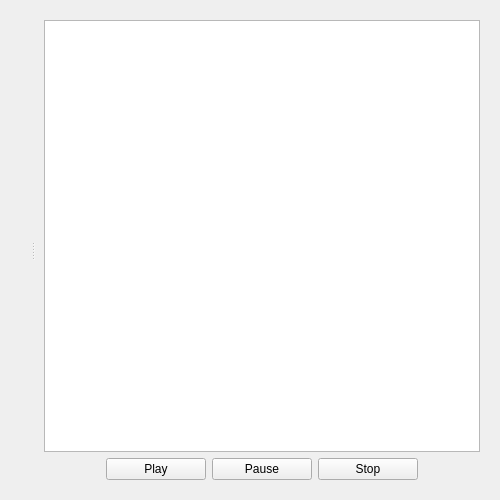
Old version of the form 2.x/UI/dooble_charts.ui in the repository textbrowser/dooble.
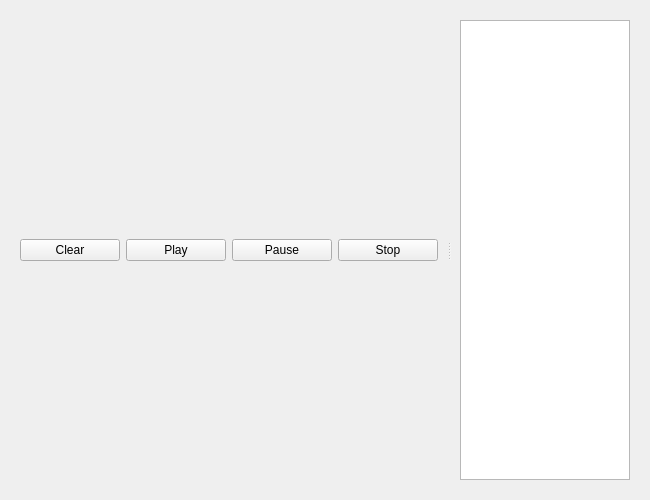
New version of the form.

The edit to the form file:
```diff
--- a/2.x/UI/dooble_charts.ui
+++ b/2.x/UI/dooble_charts.ui
@@ -6,7 +6,7 @@
    <rect>
     <x>0</x>
     <y>0</y>
-    <width>500</width>
+    <width>650</width>
     <height>500</height>
    </rect>
   </property>
@@ -23,26 +23,7 @@
       <property name="frameShadow">
        <enum>QFrame::Raised</enum>
       </property>
-      <layout class="QVBoxLayout" name="verticalLayout_4"/>
-     </widget>
-     <widget class="QFrame" name="settings_frame">
-      <property name="frameShadow">
-       <enum>QFrame::Raised</enum>
-      </property>
-      <layout class="QVBoxLayout" name="verticalLayout_2">
-       <item>
-        <widget class="QTreeView" name="properties">
-         <property name="alternatingRowColors">
-          <bool>true</bool>
-         </property>
-         <property name="selectionBehavior">
-          <enum>QAbstractItemView::SelectRows</enum>
-         </property>
-         <property name="verticalScrollMode">
-          <enum>QAbstractItemView::ScrollPerPixel</enum>
-         </property>
-        </widget>
-       </item>
+      <layout class="QVBoxLayout" name="verticalLayout_4">
        <item>
         <layout class="QHBoxLayout" name="horizontalLayout">
          <item>
@@ -58,6 +39,19 @@
            </property>
           </spacer>
          </item>
+         <item>
+          <widget class="QPushButton" name="clear">
+           <property name="minimumSize">
+            <size>
+             <width>100</width>
+             <height>0</height>
+            </size>
+           </property>
+           <property name="text">
+            <string>Clear</string>
+           </property>
+          </widget>
+         </item>
          <item>
           <widget class="QPushButton" name="play">
            <property name="minimumSize">
@@ -114,6 +108,26 @@
        </item>
       </layout>
      </widget>
+     <widget class="QFrame" name="settings_frame">
+      <property name="frameShadow">
+       <enum>QFrame::Raised</enum>
+      </property>
+      <layout class="QVBoxLayout" name="verticalLayout_2">
+       <item>
+        <widget class="QTreeView" name="properties">
+         <property name="alternatingRowColors">
+          <bool>true</bool>
+         </property>
+         <property name="selectionBehavior">
+          <enum>QAbstractItemView::SelectRows</enum>
+         </property>
+         <property name="verticalScrollMode">
+          <enum>QAbstractItemView::ScrollPerPixel</enum>
+         </property>
+        </widget>
+       </item>
+      </layout>
+     </widget>
     </widget>
    </item>
   </layout>
```
Left out of the diff: 7 changed lines with no effect on the pictures.
